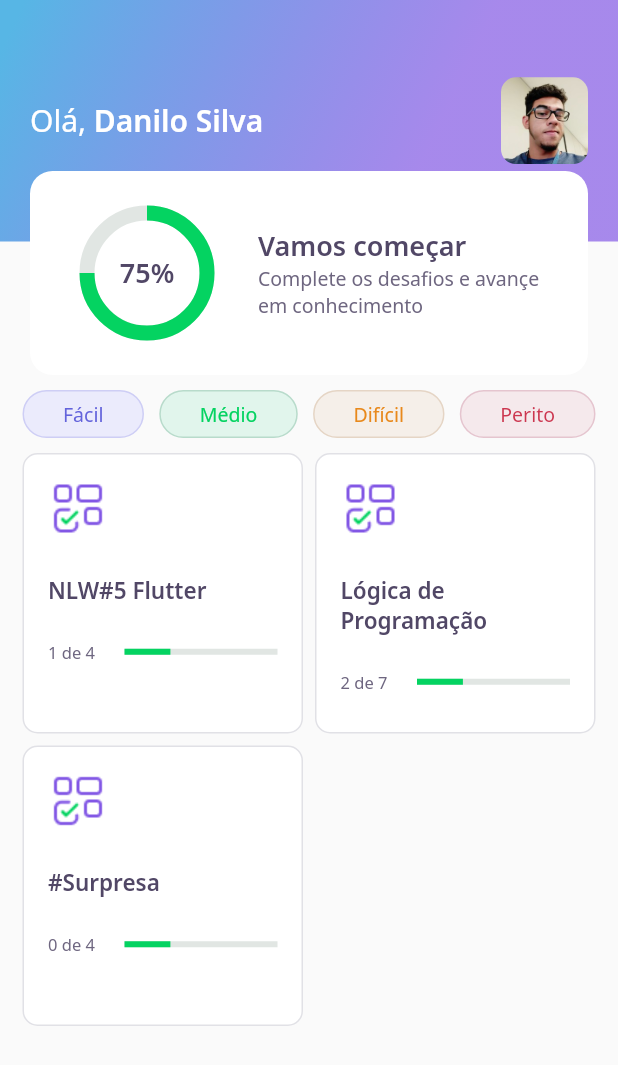
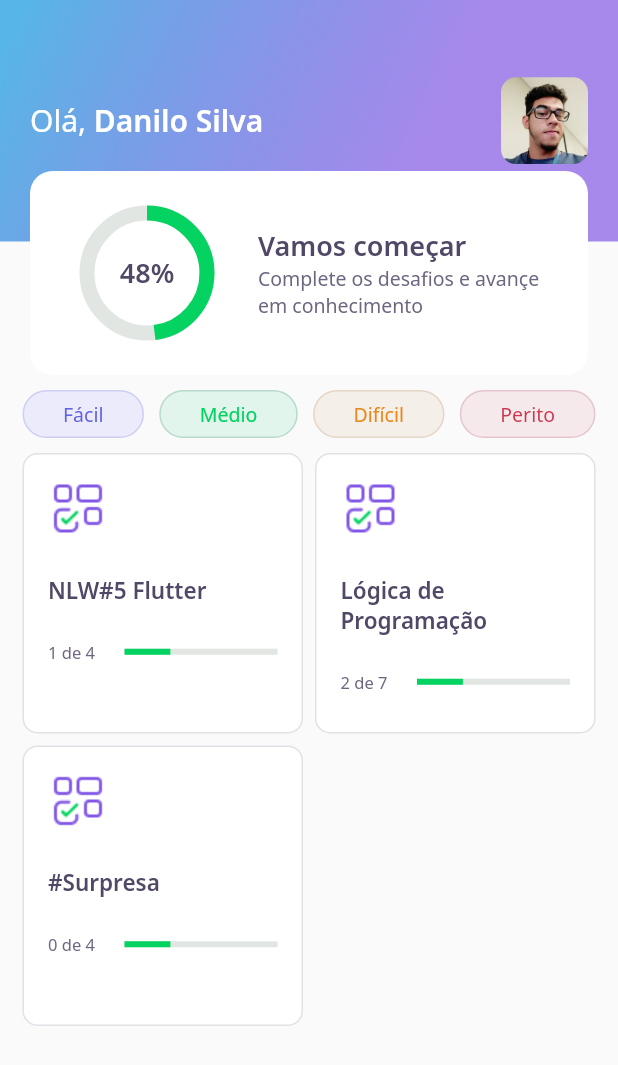
Before and after one commit to DanSilva41/dev_quiz, a Flutter app: the HomePage screen opened directly, on a phone screen of 412 x 824 dp. Shown: the top 1065 px of the screen. Run offline on Flutter 3.47's test engine with Material 2 defaults, Android fonts, the phone set to English and light mode, and no system bars; our stand-ins replace google_fonts, share_plus.

Commit message:
Conclusão

```diff
--- a/lib/challenge/challenge_controller.dart
+++ b/lib/challenge/challenge_controller.dart
@@ -4,4 +4,6 @@ class ChallengeController {
   final currentQuestionNotifier = ValueNotifier<int>(1);
   int get currentQuestion => this.currentQuestionNotifier.value;
   set currentQuestion(int value) => currentQuestionNotifier.value = value;
+
+  int quantityCorrectQuestions = 0;
 }
--- a/lib/challenge/widgets/answer/answer_widget.dart
+++ b/lib/challenge/widgets/answer/answer_widget.dart
@@ -6,7 +6,7 @@ class AnswerWidget extends StatelessWidget {
   final AnswerModel answer;
   final bool selected;
   final bool disabled;
-  final VoidCallback onTap;
+  final ValueChanged<bool> onTap;
 
   const AnswerWidget(
       {Key? key,
@@ -23,7 +23,9 @@ class AnswerWidget extends StatelessWidget {
       child: IgnorePointer(
         ignoring: this.disabled,
         child: GestureDetector(
-          onTap: onTap,
+          onTap: () {
+            this.onTap(this.answer.right);
+          },
           child: Container(
             padding: const EdgeInsets.all(16.0),
             decoration: BoxDecoration(
--- a/lib/core/app_widget.dart
+++ b/lib/core/app_widget.dart
@@ -1,9 +1,9 @@
-import 'package:dev_quiz/home/home_page.dart';
+import 'package:dev_quiz/splash/splash_page.dart';
 import 'package:flutter/material.dart';
 
 class AppWidget extends StatelessWidget {
   @override
   Widget build(BuildContext context) {
-    return MaterialApp(title: "DevQuiz", home: HomePage());
+    return MaterialApp(title: "DevQuiz", home: SplashPage());
   }
 }
--- a/lib/home/widgets/app_bar/app_bar_widget.dart
+++ b/lib/home/widgets/app_bar/app_bar_widget.dart
@@ -43,7 +43,7 @@ class AppBarWidget extends PreferredSize {
                 ),
                 Align(
                   alignment: Alignment(0.0, 1.0),
-                  child: ScoreCardWidget(),
+                  child: ScoreCardWidget(percentValue: user.score / 100),
                 )
               ]),
             ));
--- a/lib/home/widgets/chart/chart_widget.dart
+++ b/lib/home/widgets/chart/chart_widget.dart
@@ -2,15 +2,40 @@ import 'package:dev_quiz/core/app_colors.dart';
 import 'package:dev_quiz/core/app_text_styles.dart';
 import 'package:flutter/material.dart';
 
-class ChartWidget extends StatelessWidget {
-  const ChartWidget({Key? key}) : super(key: key);
+class ChartWidget extends StatefulWidget {
+  final double percentValue;
+  const ChartWidget({Key? key, required this.percentValue}) : super(key: key);
+
+  @override
+  _ChartWidgetState createState() => _ChartWidgetState();
+}
+
+class _ChartWidgetState extends State<ChartWidget>
+    with SingleTickerProviderStateMixin {
+  late AnimationController _animationController;
+  late Animation<double> _animation;
+
+  @override
+  void initState() {
+    _initAnimation();
+    super.initState();
+  }
+
+  void _initAnimation() {
+    this._animationController =
+        new AnimationController(vsync: this, duration: Duration(seconds: 3));
+    this._animation = Tween<double>(begin: 0.0, end: widget.percentValue)
+        .animate(this._animationController);
+    this._animationController.forward();
+  }
 
   @override
   Widget build(BuildContext context) {
     return Container(
         height: 80,
         width: 80,
-      child: Stack(
+        child: AnimatedBuilder(
+          builder: (context, _) => Stack(
             children: [
               Center(
                   child: Container(
@@ -18,18 +43,20 @@ class ChartWidget extends StatelessWidget {
                 width: 80,
                 child: CircularProgressIndicator(
                   strokeWidth: 10,
-              value: .75,
-              valueColor: AlwaysStoppedAnimation<Color>(AppColors.chartPrimary),
+                  value: this._animation.value,
+                  valueColor:
+                      AlwaysStoppedAnimation<Color>(AppColors.chartPrimary),
                   backgroundColor: AppColors.chartSecondary,
                 ),
               )),
               Center(
                   child: Text(
-            "75%",
+                "${(this._animation.value * 100).toInt()}%",
                 style: AppTextStyles.heading,
               ))
             ],
           ),
-    );
+          animation: this._animation,
+        ));
   }
 }
--- a/lib/home/widgets/quiz_card/quiz_card_widget.dart
+++ b/lib/home/widgets/quiz_card/quiz_card_widget.dart
@@ -1,6 +1,5 @@
 import 'package:dev_quiz/challenge/challenge_page.dart';
 import 'package:dev_quiz/core/core.dart';
-import 'package:dev_quiz/shared/models/question_mode.dart';
 import 'package:dev_quiz/shared/models/quiz_model.dart';
 import 'package:dev_quiz/shared/widgets/progress_indicator/progress_indicator_widget.dart';
 import 'package:flutter/material.dart';
--- a/lib/home/widgets/score_card/score_card_widget.dart
+++ b/lib/home/widgets/score_card/score_card_widget.dart
@@ -3,7 +3,9 @@ import 'package:dev_quiz/home/widgets/chart/chart_widget.dart';
 import 'package:flutter/material.dart';
 
 class ScoreCardWidget extends StatelessWidget {
-  const ScoreCardWidget({Key? key}) : super(key: key);
+  final double percentValue;
+  const ScoreCardWidget({Key? key, required this.percentValue})
+      : super(key: key);
 
   @override
   Widget build(BuildContext context) {
@@ -18,7 +20,11 @@ class ScoreCardWidget extends StatelessWidget {
           child: Row(
             crossAxisAlignment: CrossAxisAlignment.center,
             children: [
-              Expanded(flex: 1, child: ChartWidget()),
+              Expanded(
+                  flex: 1,
+                  child: ChartWidget(
+                    percentValue: this.percentValue,
+                  )),
               Expanded(
                   flex: 2,
                   child: Padding(
--- a/lib/splash/splash_page.dart
+++ b/lib/splash/splash_page.dart
@@ -1,11 +1,12 @@
 import 'package:dev_quiz/core/core.dart';
+import 'package:dev_quiz/home/home_page.dart';
 import 'package:flutter/material.dart';
 
 class SplashPage extends StatelessWidget {
-  const SplashPage({Key? key}) : super(key: key);
-
   @override
   Widget build(BuildContext context) {
+    Future.delayed(Duration(seconds: 2)).then((_) => Navigator.pushReplacement(
+        context, MaterialPageRoute(builder: (context) => HomePage())));
     return Scaffold(
       body: Container(
         decoration: BoxDecoration(gradient: AppGradients.linear),
--- a/pubspec.yaml
+++ b/pubspec.yaml
@@ -10,6 +10,7 @@ dependencies:
     sdk: flutter
   cupertino_icons: ^1.0.2
   google_fonts: ^2.0.0
+  share_plus: ^2.0.2
 
 dev_dependencies:
   flutter_test:
```
Also changed, not shown: lib/challenge/challenge_page.dart (+22 -4 lines), lib/challenge/widgets/next_button/next_button_widget.dart (+7 -0 lines), lib/challenge/widgets/quiz/quiz_widget.dart (+5 -5 lines), lib/result/result_page.dart (added, +87 -0 lines), assets/images/trophy.png, pubspec.lock. Lines whose indentation alone changed are shown as unchanged.
